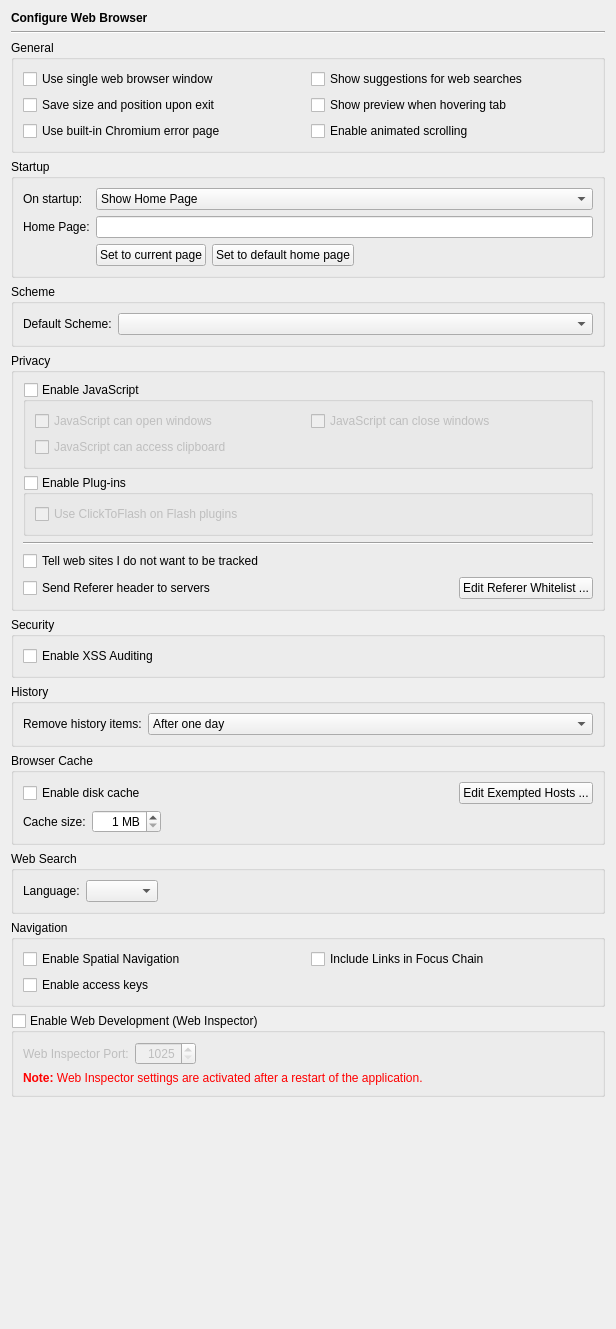
The window that Preferences/ConfigurationPages/WebBrowserPage.ui (pycom/EricShort) describes before a commit, drawn with Qt 5.
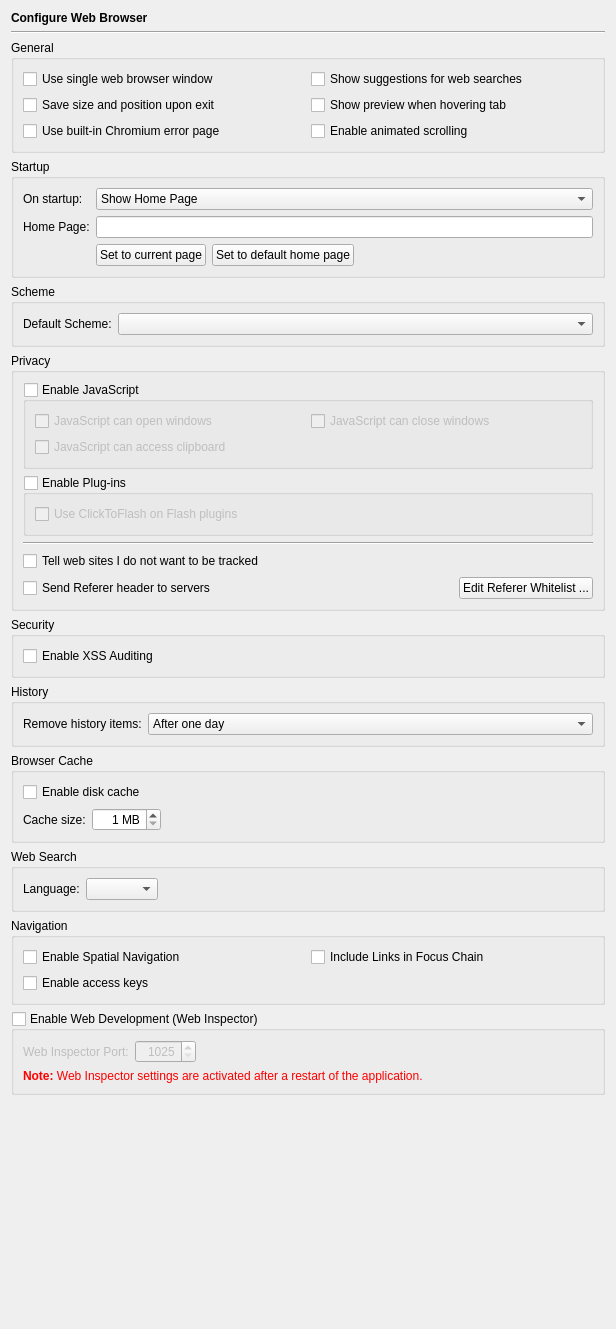
The same window after the commit.

Commit message:
Continued porting the web browser.
- adjusted the default mode of the configuration dialog to handle the QtWebEngine based browser
- adjusted the install and uninstall scripts

The edit to the form file:
```diff
--- a/Preferences/ConfigurationPages/WebBrowserPage.ui
+++ b/Preferences/ConfigurationPages/WebBrowserPage.ui
@@ -462,39 +462,12 @@
      </property>
      <layout class="QGridLayout" name="gridLayout_2">
       <item row="0" column="0" colspan="3">
-       <layout class="QHBoxLayout" name="horizontalLayout_5">
-        <item>
          <widget class="QCheckBox" name="diskCacheCheckBox">
           <property name="text">
            <string>Enable disk cache</string>
           </property>
          </widget>
         </item>
-        <item>
-         <spacer name="horizontalSpacer_7">
-          <property name="orientation">
-           <enum>Qt::Horizontal</enum>
-          </property>
-          <property name="sizeHint" stdset="0">
-           <size>
-            <width>40</width>
-            <height>20</height>
-           </size>
-          </property>
-         </spacer>
-        </item>
-        <item>
-         <widget class="QPushButton" name="noCacheHostsButton">
-          <property name="toolTip">
-           <string>Press to edit the list of hosts exempted from caching</string>
-          </property>
-          <property name="text">
-           <string>Edit Exempted Hosts ...</string>
-          </property>
-         </widget>
-        </item>
-       </layout>
-      </item>
       <item row="1" column="0">
        <widget class="QLabel" name="label_7">
         <property name="text">
```
Left out of the diff: 1 changed line with no effect on the pictures. Lines whose indentation alone changed are shown as unchanged. The commit also changes 12 other files.
